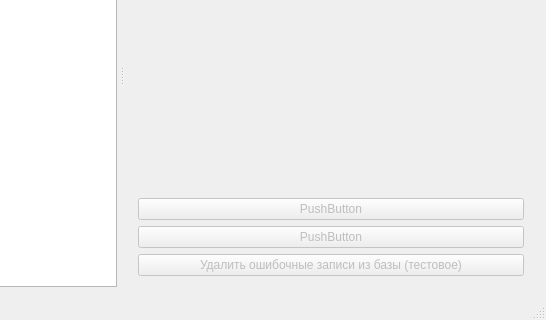
BarsukAlexey/xelarogi, file TournamentManager/mainwindow.ui: the form before one commit; both pictures show x 252 to 798 and y 184 to 504 of the 798 by 504 pixel window.
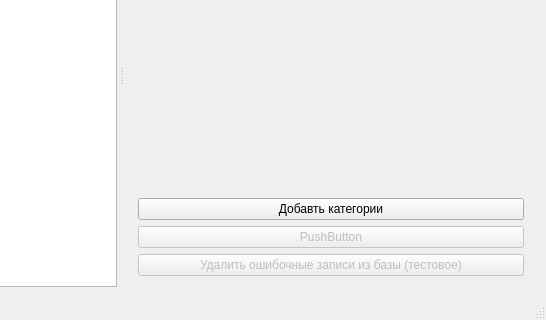
The form after the commit.

```diff
--- a/TournamentManager/mainwindow.ui
+++ b/TournamentManager/mainwindow.ui
@@ -122,10 +122,10 @@
            <item>
             <widget class="QPushButton" name="pushButton">
              <property name="enabled">
-              <bool>false</bool>
+              <bool>true</bool>
              </property>
              <property name="text">
-              <string>PushButton</string>
+              <string>Добавть категории</string>
              </property>
             </widget>
            </item>
```
